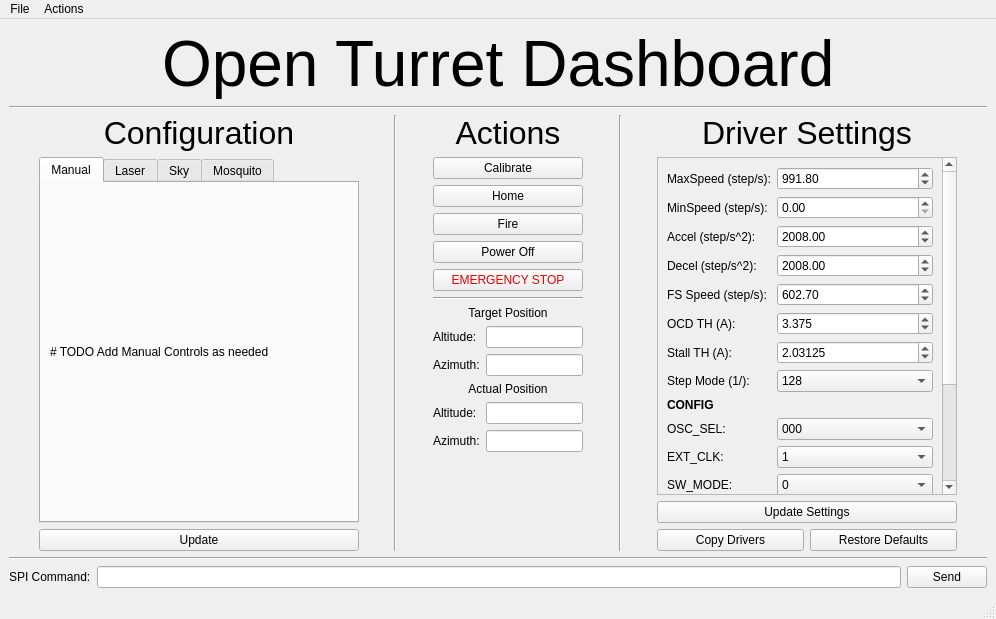
Cinbarker/OpenTurret, file Raspberry_Pi/QtUi.ui: the form before one commit.
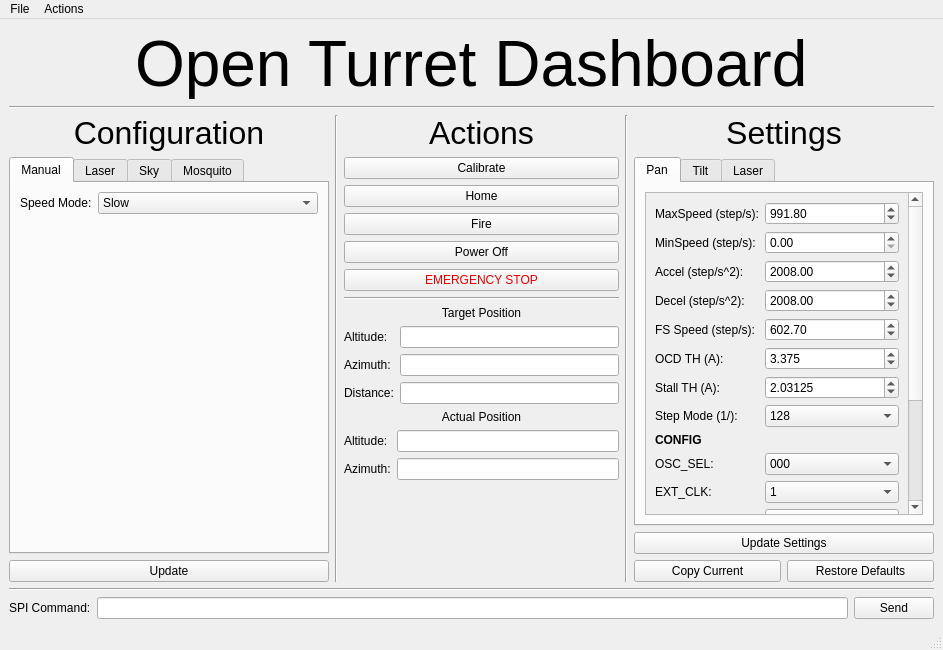
The form after the commit. The open tabs and pages were chosen to show the change.

Commit message: Get Air Traffic data in a separate thread to avoid GUI freeze

```diff
--- a/Raspberry_Pi/QtUi.ui
+++ b/Raspberry_Pi/QtUi.ui
@@ -7,8 +7,8 @@
    <rect>
     <x>0</x>
     <y>0</y>
-    <width>996</width>
-    <height>619</height>
+    <width>943</width>
+    <height>650</height>
    </rect>
   </property>
   <property name="windowTitle">
@@ -69,19 +69,6 @@
       </item>
       <item>
        <layout class="QHBoxLayout" name="horizontalLayout">
-        <item>
-         <spacer name="horizontalSpacer_5">
-          <property name="orientation">
-           <enum>Qt::Horizontal</enum>
-          </property>
-          <property name="sizeHint" stdset="0">
-           <size>
-            <width>40</width>
-            <height>20</height>
-           </size>
-          </property>
-         </spacer>
-        </item>
         <item>
          <layout class="QVBoxLayout" name="verticalLayoutControls">
           <item>
@@ -116,11 +103,41 @@
              </attribute>
              <layout class="QVBoxLayout" name="verticalLayout_6">
               <item>
+               <layout class="QVBoxLayout" name="verticalLayout">
+                <item>
+                 <layout class="QFormLayout" name="formLayout_10">
+                  <item row="0" column="0">
                <widget class="QLabel" name="label_55">
                 <property name="text">
-                 <string># TODO Add Manual Controls as needed</string>
-                </property>
-               </widget>
+                     <string>Speed Mode:</string>
+                    </property>
+                    <property name="buddy">
+                     <cstring>speedMode</cstring>
+                    </property>
+                   </widget>
+                  </item>
+                  <item row="0" column="1">
+                   <widget class="QComboBox" name="speedMode">
+                    <item>
+                     <property name="text">
+                      <string>Slow</string>
+                     </property>
+                    </item>
+                    <item>
+                     <property name="text">
+                      <string>Medium</string>
+                     </property>
+                    </item>
+                    <item>
+                     <property name="text">
+                      <string>Fast</string>
+                     </property>
+                    </item>
+                   </widget>
+                  </item>
+                 </layout>
+                </item>
+               </layout>
               </item>
              </layout>
             </widget>
@@ -973,19 +990,6 @@
           </item>
          </layout>
         </item>
-        <item>
-         <spacer name="horizontalSpacer_3">
-          <property name="orientation">
-           <enum>Qt::Horizontal</enum>
-          </property>
-          <property name="sizeHint" stdset="0">
-           <size>
-            <width>40</width>
-            <height>20</height>
-           </size>
-          </property>
-         </spacer>
-        </item>
         <item>
          <widget class="Line" name="line_2">
           <property name="orientation">
@@ -993,19 +997,6 @@
           </property>
          </widget>
         </item>
-        <item>
-         <spacer name="horizontalSpacer">
-          <property name="orientation">
-           <enum>Qt::Horizontal</enum>
-          </property>
-          <property name="sizeHint" stdset="0">
-           <size>
-            <width>40</width>
-            <height>20</height>
-           </size>
-          </property>
-         </spacer>
-        </item>
         <item>
          <layout class="QVBoxLayout" name="verticalLayoutActions">
           <item>
@@ -1161,6 +1152,23 @@
             <item row="1" column="1">
              <widget class="QLineEdit" name="azTarget"/>
             </item>
+            <item row="2" column="0">
+             <widget class="QLabel" name="label_64">
+              <property name="text">
+               <string>Distance:</string>
+              </property>
+              <property name="buddy">
+               <cstring>distanceTarget</cstring>
+              </property>
+             </widget>
+            </item>
+            <item row="2" column="1">
+             <widget class="QLineEdit" name="distanceTarget">
+              <property name="readOnly">
+               <bool>true</bool>
+              </property>
+             </widget>
+            </item>
            </layout>
           </item>
           <item>
@@ -1226,19 +1234,6 @@
           </item>
          </layout>
         </item>
-        <item>
-         <spacer name="horizontalSpacer_4">
-          <property name="orientation">
-           <enum>Qt::Horizontal</enum>
-          </property>
-          <property name="sizeHint" stdset="0">
-           <size>
-            <width>40</width>
-            <height>20</height>
-           </size>
-          </property>
-         </spacer>
-        </item>
         <item>
          <widget class="Line" name="line_3">
           <property name="orientation">
@@ -1246,19 +1241,6 @@
           </property>
          </widget>
         </item>
-        <item>
-         <spacer name="horizontalSpacer_2">
-          <property name="orientation">
-           <enum>Qt::Horizontal</enum>
-          </property>
-          <property name="sizeHint" stdset="0">
-           <size>
-            <width>40</width>
-            <height>20</height>
-           </size>
-          </property>
-         </spacer>
-        </item>
         <item>
          <layout class="QVBoxLayout" name="verticalLayoutSettings">
           <item>
@@ -1275,25 +1257,32 @@
              </font>
             </property>
             <property name="text">
-             <string>Driver Settings</string>
+             <string>Settings</string>
             </property>
             <property name="alignment">
              <set>Qt::AlignCenter</set>
             </property>
            </widget>
           </item>
+          <item>
+           <widget class="QTabWidget" name="tabWidget">
+            <property name="currentIndex">
+             <number>0</number>
+            </property>
+            <widget class="QWidget" name="tab_8">
+             <property name="enabled">
+              <bool>true</bool>
+             </property>
+             <attribute name="title">
+              <string>Pan</string>
+             </attribute>
+             <layout class="QVBoxLayout" name="verticalLayout_3">
           <item>
            <widget class="QScrollArea" name="scrollArea">
-            <property name="sizePolicy">
-             <sizepolicy hsizetype="Expanding" vsizetype="Expanding">
-              <horstretch>0</horstretch>
-              <verstretch>0</verstretch>
-             </sizepolicy>
-            </property>
             <property name="minimumSize">
              <size>
-              <width>300</width>
-              <height>26</height>
+                  <width>261</width>
+                  <height>0</height>
              </size>
             </property>
             <property name="widgetResizable">
@@ -1304,7 +1293,7 @@
               <rect>
                <x>0</x>
                <y>0</y>
-               <width>283</width>
+                   <width>244</width>
                <height>560</height>
               </rect>
              </property>
@@ -1915,6 +1904,20 @@
             </widget>
            </widget>
           </item>
+             </layout>
+            </widget>
+            <widget class="QWidget" name="tab_9">
+             <attribute name="title">
+              <string>Tilt</string>
+             </attribute>
+            </widget>
+            <widget class="QWidget" name="tab_10">
+             <attribute name="title">
+              <string>Laser</string>
+             </attribute>
+            </widget>
+           </widget>
+          </item>
           <item>
            <widget class="QPushButton" name="updateSettingsButton">
             <property name="statusTip">
@@ -1933,7 +1936,7 @@
                <string>Copy Current Values from Motor Drivers</string>
               </property>
               <property name="text">
-               <string>Copy Drivers</string>
+               <string>Copy Current</string>
               </property>
              </widget>
             </item>
@@ -1951,19 +1954,6 @@
           </item>
          </layout>
         </item>
-        <item>
-         <spacer name="horizontalSpacer_6">
-          <property name="orientation">
-           <enum>Qt::Horizontal</enum>
-          </property>
-          <property name="sizeHint" stdset="0">
-           <size>
-            <width>40</width>
-            <height>20</height>
-           </size>
-          </property>
-         </spacer>
-        </item>
        </layout>
       </item>
       <item>
@@ -2014,7 +2004,7 @@
     <rect>
      <x>0</x>
      <y>0</y>
-     <width>996</width>
+     <width>943</width>
      <height>24</height>
     </rect>
    </property>
```
Left out of the diff: 275 changed lines with no effect on the pictures. Lines whose indentation alone changed are shown as unchanged. The commit also changes 7 other files.
